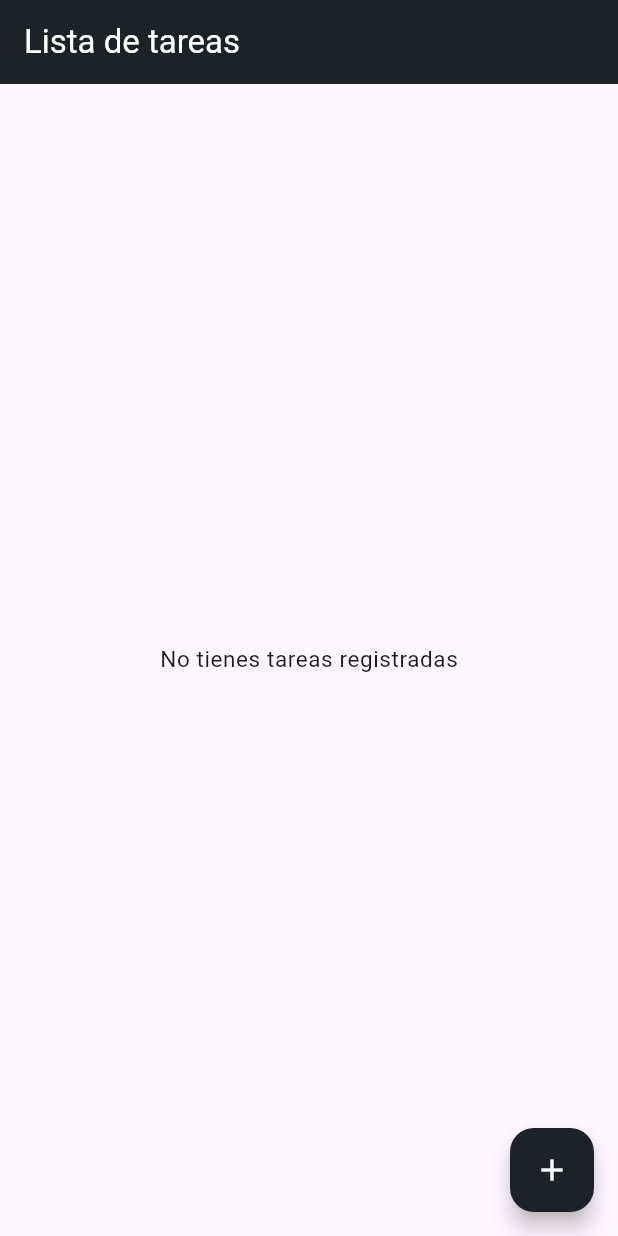
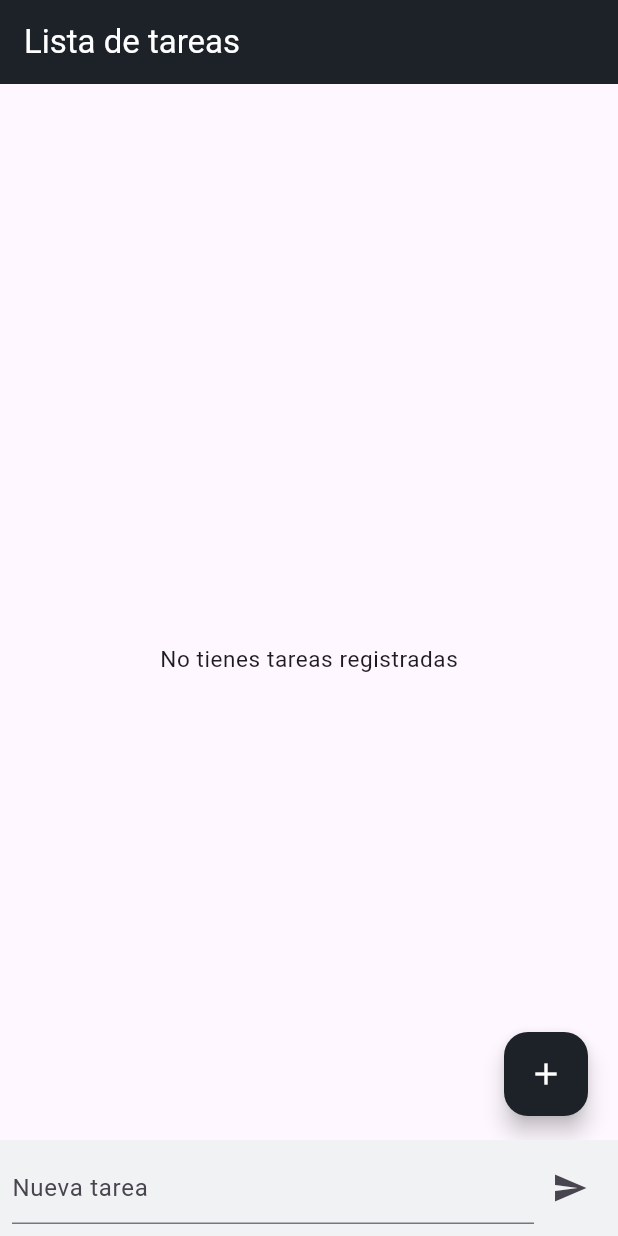
Before and after one commit to odreman/ZenTasker, a Flutter app: the TaskListPage screen opened directly, on a phone screen of 412 x 824 dp. Run offline on Flutter 3.47's test engine with Material 3 defaults, Android fonts, the phone set to English and light mode, and no system bars; our stand-ins replace datetime_picker_formfield, introduction_screen, lottie, percent_indicator, shared_preferences; missing offline and left inert: chip_list; accounts and stored records are empty.

Commit message:
Registro de tarea rapida

```diff
--- a/lib/app/model/task.dart
+++ b/lib/app/model/task.dart
@@ -1,5 +1,3 @@
-import 'package:zen_tasker/app/model/category.dart';
-
 class Task {
   Task(this.id, this.title,
       {this.isDone = false,
--- a/lib/app/view/task_list/task_list_page.dart
+++ b/lib/app/view/task_list/task_list_page.dart
@@ -1,6 +1,7 @@
 import 'package:chip_list/chip_list.dart';
 import 'package:flutter/material.dart';
 import 'package:provider/provider.dart';
+import 'package:uuid/uuid.dart';
 import 'package:zen_tasker/app/model/category.dart';
 import 'package:zen_tasker/app/model/task.dart';
 import 'package:zen_tasker/app/model/task_model.dart';
@@ -22,6 +23,13 @@ class TaskListPage extends StatefulWidget {
 
 class _TaskListPageState extends State<TaskListPage> {
   String selectedCategory = "Todos";
+  final _controller = TextEditingController();
+
+  @override
+  void dispose() {
+    _controller.dispose();
+    super.dispose();
+  }
 
   @override
   void initState() {
@@ -41,8 +49,53 @@ class _TaskListPageState extends State<TaskListPage> {
         ),
         backgroundColor: customPrimaryColor,
       ),
-      body: _buildBody(context),
-      floatingActionButton: _buildFloatingActionButton(context),
+      body: Stack(
+        children: [
+          _buildBody(context),
+          Positioned(
+            bottom: 80.0,
+            right: 20.0,
+            child: FloatingActionButton(
+              onPressed: () => _showNewTaskModal(context),
+              child: const Icon(Icons.add, color: customSecundaryTextColor),
+              backgroundColor: customPrimaryColor,
+            ),
+          ),
+          Align(
+            alignment: Alignment.bottomCenter,
+            child: Container(
+              color: customPrimaryBackgroundColor,
+              padding: EdgeInsets.all(8.0),
+              child: Row(
+                children: <Widget>[
+                  Expanded(
+                    child: TextField(
+                      controller: _controller,
+                      decoration: InputDecoration(
+                        hintText: 'Nueva tarea',
+                      ),
+                    ),
+                  ),
+                  IconButton(
+                    icon: Icon(Icons.send),
+                    onPressed: () {
+                      if (_controller.text.isNotEmpty) {
+                        var uuid = Uuid();
+                        final task = Task(uuid.v4(), _controller.text,
+                            category: selectedCategory);
+                        Provider.of<TaskModel>(context, listen: false)
+                            .addTask(task);
+                        _controller.clear();
+                        FocusScope.of(context).unfocus();
+                      }
+                    },
+                  ),
+                ],
+              ),
+            ),
+          ),
+        ],
+      ),
     );
   }
 
--- a/pubspec.yaml
+++ b/pubspec.yaml
@@ -40,6 +40,7 @@ dependencies:
   datetime_picker_formfield: ^2.0.1
   percent_indicator: ^4.2.3
   chip_list: ^2.4.4+8
+  uuid: ^4.0.0
 
 
   # The following adds the Cupertino Icons font to your application.
```
Also changed, not shown: pubspec.lock.
